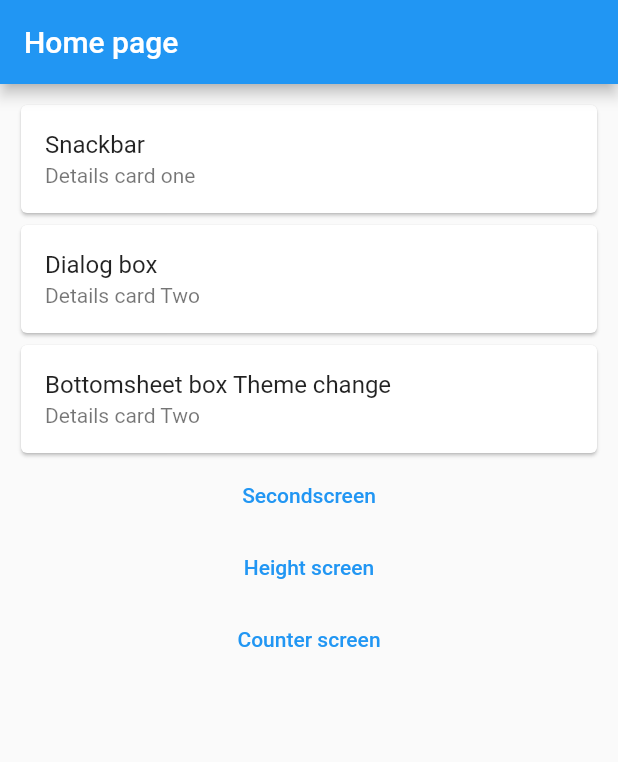
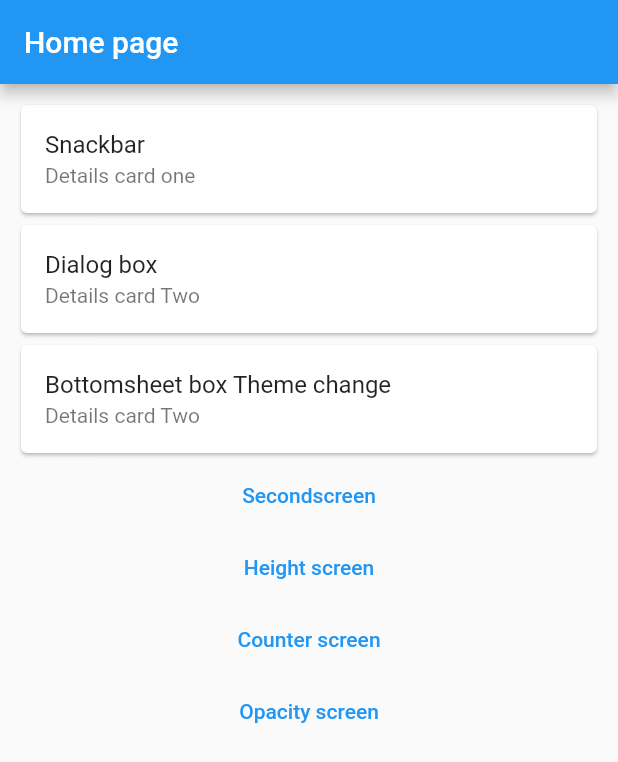
Before and after one commit to MuhammadYousufbhimla/Getx, a Flutter app: the screen it shows after launch, on a phone screen of 412 x 824 dp. Shown: the top 762 px of the screen. Run offline on Flutter 3.47's test engine with Material 2 defaults, Android fonts, the phone set to English and light mode, and no system bars; our stand-ins replace form_field_validator, get; missing offline and left inert: dart:html.

Commit message:
opacity and silder working

```diff
--- a/lib/controller/counter_contoller.dart
+++ b/lib/controller/counter_contoller.dart
@@ -3,10 +3,18 @@ import 'package:get/get.dart';
 
 class countercontrollers extends GetxController{
   RxInt counter=1.obs;
-
+  RxDouble opacity=.4.obs;
+// Create method counter
   incrementcounter(){
     counter.value++;
     print(counter.value);
   }
 
+  //Create method opacity
+  setopacity(double value){
+  opacity.value=value;
+  print(opacity.value);
+
+  }
+
 }
--- a/lib/homescreen.dart
+++ b/lib/homescreen.dart
@@ -99,6 +99,10 @@ class _HomescreenState extends State<Homescreen> {
             onPressed: (){Get.toNamed('/counters');
             },
             child: Text("Counter screen")),
+             TextButton(
+            onPressed: (){Get.toNamed('/opacity');
+            },
+            child: Text("Opacity screen")),
           ],
 
         ),
--- a/lib/main.dart
+++ b/lib/main.dart
@@ -7,6 +7,7 @@ import 'package:getx/height&width.dart';
 import 'package:getx/homescreen.dart';
 import 'package:getx/langugae.dart';
 import 'package:getx/login.dart';
+import 'package:getx/opacity.dart';
 import 'package:getx/secondscreen.dart';
 import 'package:getx/transalations.dart';
 
@@ -37,6 +38,7 @@ class _MyAppState extends State<MyApp> {
          GetPage(name: '/language', page: ()=>languagescreen()),
          GetPage(name: '/height1',page:()=>hegwidth()),
           GetPage(name: '/counters',page:()=>counter()),
+           GetPage(name: '/opacity',page:()=>opacitycheck()),
       ],
     );
   }
```
Also changed, not shown: lib/opacity.dart (added, +40 -0 lines).
